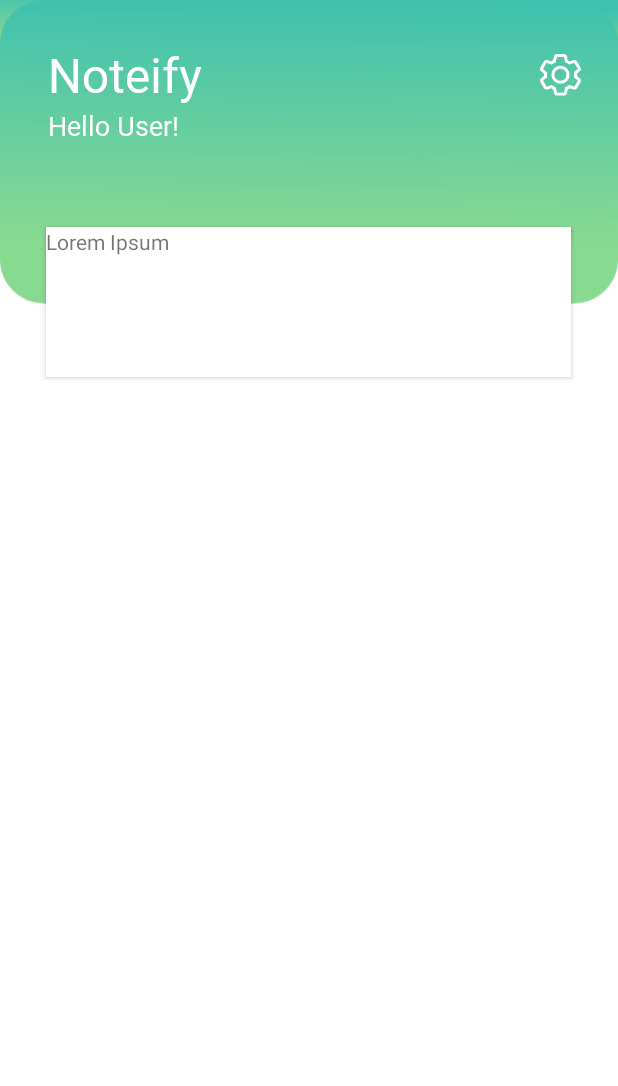
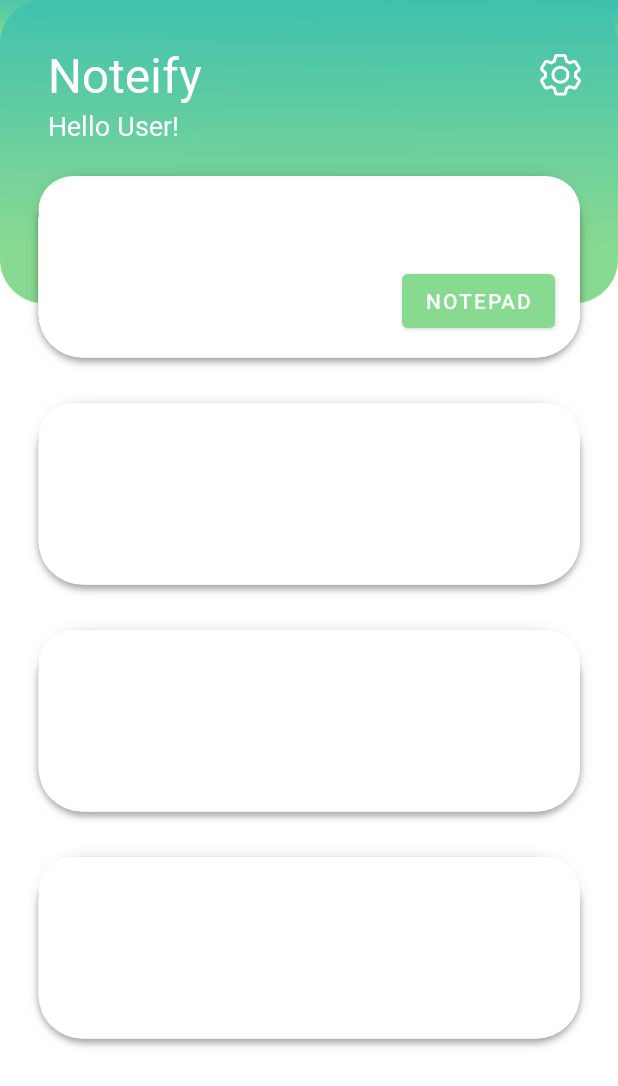
Before and after one commit to gayahsan/NOTIFY-MAD-PROJECT, an Android app: the screen it shows after launch (MainActivity), on a phone screen of 412 x 824 dp. Shown: the top 1086 px of the screen. Run offline under Robolectric (Android 15) with nearby library versions, the phone set to English and light mode, and no system bars.

Commit message:
Cards - HomePage Commit 03/18

```diff
--- a/app/src/main/res/drawable/box.xml
+++ b/app/src/main/res/drawable/box.xml
@@ -3,6 +3,7 @@
     <item>
         <shape android:shape="rectangle">
             <solid android:color="@color/white"/>
+
         </shape>
     </item>
 </selector>
--- a/app/src/main/res/layout/activity_main.xml
+++ b/app/src/main/res/layout/activity_main.xml
@@ -50,18 +50,61 @@
         app:layout_constraintStart_toEndOf="@+id/appTitle"
         app:layout_constraintTop_toTopOf="parent" />
 
-    <TextView
-        android:id="@+id/txtNotesButton"
-        android:layout_width="350dp"
-        android:layout_height="100dp"
-        android:layout_marginTop="56dp"
-        android:background="@drawable/box"
-        android:elevation="2dp"
-        android:text="@string/lorem_ipsum"
-        app:layout_constraintBottom_toBottomOf="parent"
+    <ImageView
+        android:id="@+id/button_card"
+        android:layout_width="wrap_content"
+        android:layout_height="wrap_content"
+        android:layout_marginTop="8dp"
+        android:contentDescription="@string/button_card"
         app:layout_constraintEnd_toEndOf="parent"
-        app:layout_constraintHorizontal_bias="0.491"
         app:layout_constraintStart_toStartOf="parent"
         app:layout_constraintTop_toBottomOf="@+id/appSubTitle"
-        app:layout_constraintVertical_bias="0.0" />
+        app:srcCompat="@drawable/card_01" />
+
+    <ImageView
+        android:id="@+id/button_card2"
+        android:layout_width="wrap_content"
+        android:layout_height="wrap_content"
+        android:contentDescription="@string/button_card"
+        app:layout_constraintEnd_toEndOf="parent"
+        app:layout_constraintStart_toStartOf="parent"
+        app:layout_constraintTop_toBottomOf="@+id/button_card"
+        app:srcCompat="@drawable/card_01" />
+
+    <ImageView
+        android:id="@+id/button_card3"
+        android:layout_width="wrap_content"
+        android:layout_height="wrap_content"
+        android:contentDescription="@string/button_card"
+        app:layout_constraintEnd_toEndOf="parent"
+        app:layout_constraintStart_toStartOf="parent"
+        app:layout_constraintTop_toBottomOf="@+id/button_card2"
+        app:srcCompat="@drawable/card_01" />
+
+    <ImageView
+        android:id="@+id/button_card4"
+        android:layout_width="wrap_content"
+        android:layout_height="wrap_content"
+        android:contentDescription="@string/button_card"
+        app:layout_constraintEnd_toEndOf="parent"
+        app:layout_constraintStart_toStartOf="parent"
+        app:layout_constraintTop_toBottomOf="@+id/button_card3"
+        app:srcCompat="@drawable/card_01" />
+
+    <Button
+        android:id="@+id/btnNotepad"
+        android:layout_width="wrap_content"
+        android:layout_height="wrap_content"
+        android:layout_marginStart="266dp"
+        android:layout_marginTop="73dp"
+        android:layout_marginEnd="32dp"
+        android:layout_marginBottom="30dp"
+        android:text="@string/btn_notepad"
+        app:layout_constraintBottom_toBottomOf="@+id/button_card"
+        app:layout_constraintEnd_toEndOf="@+id/button_card"
+        app:layout_constraintHorizontal_bias="1.0"
+        app:layout_constraintStart_toStartOf="@+id/button_card"
+        app:layout_constraintTop_toTopOf="@+id/button_card"
+        app:layout_constraintVertical_bias="1.0" />
+
 </androidx.constraintlayout.widget.ConstraintLayout>
--- a/app/src/main/res/values/strings.xml
+++ b/app/src/main/res/values/strings.xml
@@ -4,4 +4,6 @@
     <string name="hello_user">Hello User!</string>
     <string name="lorem_ipsum">Lorem Ipsum</string>
     <string name="settings">settings</string>
+    <string name="button_card">button_card</string>
+    <string name="btn_notepad">Notepad</string>
 </resources>
```
Also changed, not shown: app/src/main/res/drawable-hdpi/card_01.png (added), app/src/main/res/drawable-ldpi/card_01.png (added), app/src/main/res/drawable-mdpi/card_01.png (added), app/src/main/res/drawable-xhdpi/card_01.png (added), app/src/main/res/drawable-xxhdpi/card_01.png (added), app/src/main/res/drawable-xxxhdpi/card_01.png (added).
